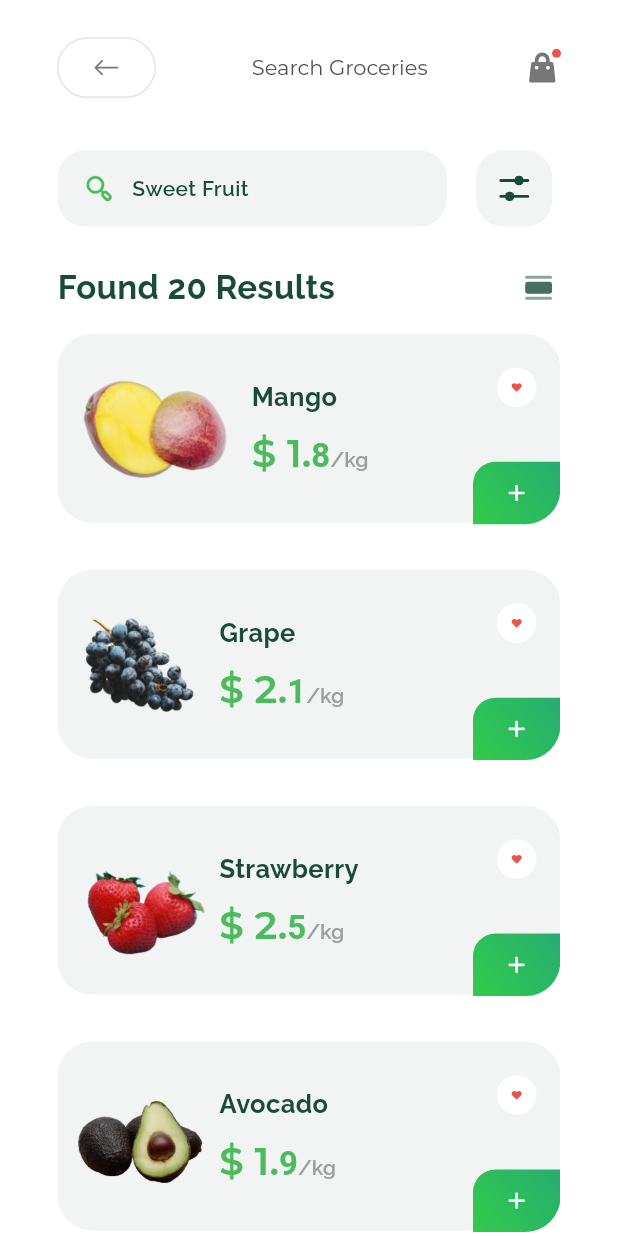
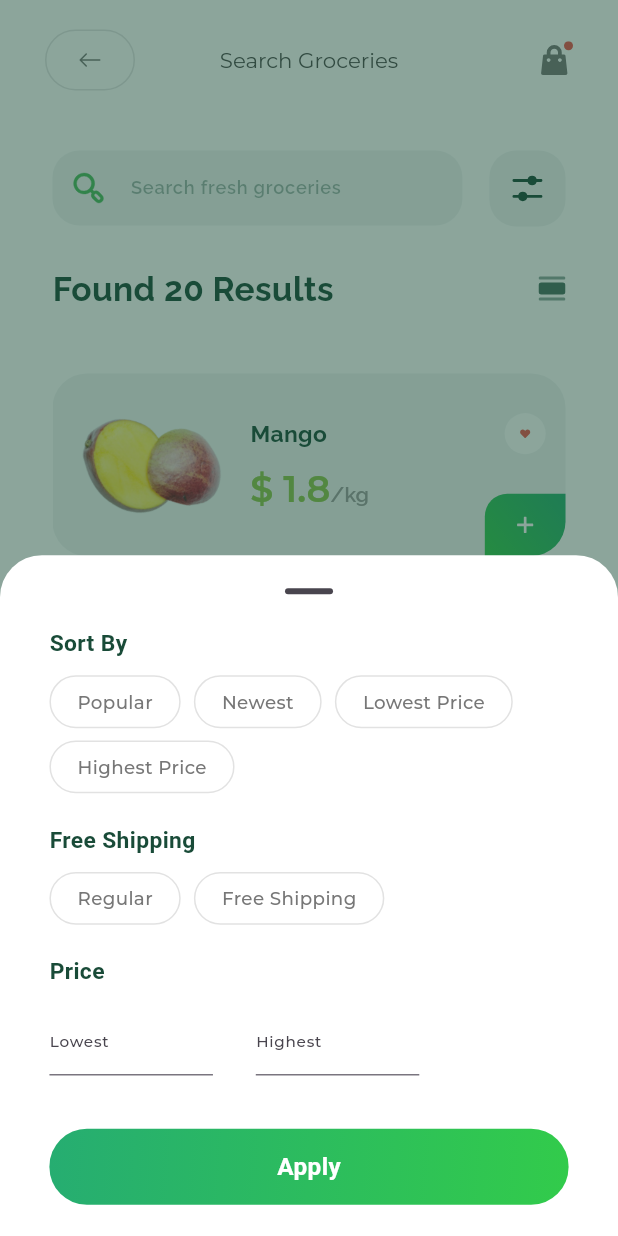
Before and after one commit to ParaDox-PDT/git_tutorial, a Flutter app: the screen it shows after launch, after a tap on an icon or button, on a phone screen of 412 x 824 dp. Run offline on Flutter 3.47's test engine with Material 2 defaults, Android fonts, the phone set to English and light mode, and no system bars; drawn by our look-alikes of zoom_tap_animation; our stand-ins replace flutter_screenutil, flutter_svg.

Commit message:
master brenchga o`zgartirish kiritildi va screen 5 va screen 4 lar birlashtirildi va screen util kutubxonasi orqali app ga responsiv lik berildi

```diff
--- a/lib/screens/screen4/screen4.dart
+++ b/lib/screens/screen4/screen4.dart
@@ -8,14 +8,6 @@ import 'package:git_tutorial/screens/screen4/widgets/wrap.dart';
 import 'package:git_tutorial/utils/colors.dart';
 import 'package:zoom_tap_animation/zoom_tap_animation.dart';
 
-class Screen4 extends StatefulWidget {
-  Screen4({Key? key}) : super(key: key);
-
-  @override
-  State<Screen4> createState() => _Screen4State();
-}
-
-class _Screen4State extends State<Screen4> {
 final List<String> words = [
   'Popular',
   'Newest',
@@ -24,13 +16,7 @@ class _Screen4State extends State<Screen4> {
 ];
 final List<String> shipping = ['Regular', 'Free Shipping'];
 
-  @override
-  Widget build(BuildContext context) {
-    return Scaffold(
-      resizeToAvoidBottomInset: true,
-      body: Center(
-        child: ElevatedButton(
-          onPressed: () {
+void showCustomBottomSheetDialog(BuildContext context) {
   showModalBottomSheet(
       isScrollControlled: true,
       backgroundColor: ColorsApp.white,
@@ -70,6 +56,9 @@ class _Screen4State extends State<Screen4> {
                       ),
                       SizedBox(height: 35.h),
                       ZoomTapAnimation(
+                        onTap: () {
+                          Navigator.pop(context);
+                        },
                         child: Container(
                           width: double.infinity,
                           height: 50.h,
@@ -81,8 +70,7 @@ class _Screen4State extends State<Screen4> {
                                   ColorsApp.c_26AD71,
                                   ColorsApp.c_32CB4B
                                 ],
-                                          transform:
-                                              GradientRotation(pi / 48.58),
+                                transform: GradientRotation(pi / 48.58),
                               )),
                           child: Text(
                             'Apply',
@@ -101,10 +89,4 @@ class _Screen4State extends State<Screen4> {
           },
         );
       });
-          },
-          child: Text('Show bottom sheet'),
-        ),
-      ),
-    );
 }
-}
--- a/lib/screens/screen5/Screen5.dart
+++ b/lib/screens/screen5/Screen5.dart
@@ -1,8 +1,12 @@
 import 'package:flutter/material.dart';
+import 'package:flutter_screenutil/flutter_screenutil.dart';
 import 'package:flutter_svg/flutter_svg.dart';
+import 'package:git_tutorial/repository/fruits.dart';
 import 'package:git_tutorial/repository/repository_screen5.dart';
+import 'package:git_tutorial/screens/screen4/screen4.dart';
 import 'package:git_tutorial/screens/screen5/widgets/appbar_screen5.dart';
 import 'package:git_tutorial/screens/screen5/widgets/my_container.dart';
+import 'package:git_tutorial/utils/colors.dart';
 import 'package:git_tutorial/utils/icons.dart';
 import 'package:zoom_tap_animation/zoom_tap_animation.dart';
 
@@ -16,66 +20,98 @@ class Screen5 extends StatefulWidget {
 class _Screen5State extends State<Screen5> {
   @override
   Widget build(BuildContext context) {
-
-    double width = MediaQuery.of(context).size.width;
-    double height = MediaQuery.of(context).size.height;
     return Scaffold(
-      backgroundColor: Colors.white,
+      backgroundColor: ColorsApp.white,
       appBar: const AppBarScreen5(),
       body: Padding(
-        padding:  EdgeInsets.only(left: 35/375*width,right: 35/375*width,top: 20/812*height,bottom: 1),
+        padding: EdgeInsets.symmetric(horizontal: 35, vertical: 20.h),
         child: Column(
           children: [
             Row(
               children: [
-                ZoomTapAnimation(
-                  onTap: (){},
-                  child: Container(
-                    padding: EdgeInsets.symmetric(horizontal: 16/375*width,vertical: 15/812*height),
-                    width: 236/375*width,
-                    height: 50/812*height,
-                    decoration: BoxDecoration(
-                      borderRadius: BorderRadius.circular(18),
-                      color: const Color(0xFF194B38).withOpacity(.06)
-                    ),
-                    child: Row(
-                      children: [
-                        SvgPicture.asset(IconsApp.search),
-                        SizedBox(width: 11/375*width,),
-                        const Text("Sweet Fruit",style: TextStyle(fontFamily: "Raleway",fontSize: 14,fontWeight: FontWeight.w600,color: Color(0xFF194B38)),)
-                      ],
+                Expanded(
+                  child: SizedBox(
+                    height: 50.h,
+                    child: TextField(
+                      autofocus: false,
+                      style: TextStyle(
+                        fontFamily: "Raleway",
+                        fontWeight: FontWeight.w600,
+                        fontSize: 12.sp,
+                        color: ColorsApp.darkGreen,
+                      ),
+                      decoration: InputDecoration(
+                        filled: true,
+                        fillColor: ColorsApp.darkGreen.withOpacity(.06),
+                        prefixIcon: Container(
+                          padding: EdgeInsets.all(12),
+                          child: SvgPicture.asset(IconsApp.search),
+                        ),
+                        enabledBorder: OutlineInputBorder(
+                          borderSide: BorderSide(style: BorderStyle.none),
+                          borderRadius: BorderRadius.circular(18),
+                        ),
+                        focusedBorder: OutlineInputBorder(
+                          borderSide: BorderSide(style: BorderStyle.none),
+                          borderRadius: BorderRadius.circular(18),
+                        ),
+                        hintText: "Search fresh groceries",
+                        hintStyle: TextStyle(
+                            fontFamily: "Raleway",
+                            fontSize: 12.sp,
+                            fontWeight: FontWeight.w600,
+                            color: ColorsApp.darkGreen.withOpacity(.4)),
+                      ),
                     ),
                   ),
                 ),
-                SizedBox(width: 18/375*width,),
+                SizedBox(
+                  width: 18,
+                ),
                 ZoomTapAnimation(
-                  onTap: (){},
+                  onTap: () {
+                    showCustomBottomSheetDialog(context);
+                  },
                   child: Container(
-                    width: 50/812*height,
-                    height: 50/812*height,
+                    width: 50.h,
+                    height: 50.h,
                     decoration: BoxDecoration(
                       borderRadius: BorderRadius.circular(18),
-                      color: const Color(0xFFF1F4F3),
+                      color: ColorsApp.c_F1F4F3,
                     ),
-                    child: Center(child: SvgPicture.asset(IconsApp.options),),
+                    child: Center(
+                      child: SvgPicture.asset(IconsApp.options),
+                    ),
                   ),
                 )
               ],
             ),
-            SizedBox(height: 25/812*height,),
+            SizedBox(
+              height: 25.h,
+            ),
             Row(
+              mainAxisAlignment: MainAxisAlignment.spaceBetween,
               children: [
-                const Text("Found 20 Results",style: TextStyle(fontFamily: "Raleway",fontSize: 22,fontWeight: FontWeight.w700,color: Color(0xFF194B38)),),
-                const Spacer(),
-                ZoomTapAnimation(onTap: (){},child: SvgPicture.asset(IconsApp.list)),
-                SizedBox(width: 5/375*width,),
+                Text(
+                  "Found 20 Results",
+                  style: TextStyle(
+                    fontFamily: "Raleway",
+                    fontSize: 22.sp,
+                    fontWeight: FontWeight.w700,
+                    color: ColorsApp.darkGreen,
+                  ),
+                ),
+                ZoomTapAnimation(
+                    onTap: () {}, child: SvgPicture.asset(IconsApp.list)),
               ],
             ),
-            Expanded(child: ListView(
+            SizedBox(height: 25.h),
+            Expanded(
+                child: ListView(
               physics: const BouncingScrollPhysics(),
               children: [
-                ...List.generate(RepositoryScreen5.models.length, (index){
-                  return MyContainer(modelScreen5: RepositoryScreen5.models[index]);
+                ...List.generate(RepositoryScreen5.models.length, (index) {
+                  return MyContainer(fruit: FruitRepository.data[index]);
                 })
               ],
             ))
--- a/lib/screens/screen5/widgets/appbar_screen5.dart
+++ b/lib/screens/screen5/widgets/appbar_screen5.dart
@@ -1,45 +1,61 @@
 import 'package:flutter/material.dart';
+import 'package:flutter_screenutil/flutter_screenutil.dart';
 import 'package:flutter_svg/svg.dart';
+import 'package:git_tutorial/utils/colors.dart';
 import 'package:zoom_tap_animation/zoom_tap_animation.dart';
 
 import '../../../utils/icons.dart';
 
-class AppBarScreen5 extends StatelessWidget implements PreferredSize{
+class AppBarScreen5 extends StatelessWidget implements PreferredSize {
   const AppBarScreen5({Key? key}) : super(key: key);
 
   @override
   Widget build(BuildContext context) {
-
-    double width = MediaQuery.of(context).size.width;
-    double height = MediaQuery.of(context).size.height;
-
     return AppBar(
       elevation: 0,
-      toolbarHeight: 80,
-      backgroundColor: Colors.white,
-      title: Padding(
-        padding:  EdgeInsets.only(left: 20/375*width,right: 20/375*width,top: 10/812*height),
-        child: Row(
-          children: [
-            ZoomTapAnimation(
-              onTap: (){},
-              child: Container(
-                width: 60/375*width,
-                height: 40/812*height,
-                decoration: BoxDecoration(
-                  borderRadius: BorderRadius.circular(100),
-                  border: Border.all(color: const Color(0xFF777777).withOpacity(.2),width: 1),
-                ),
-                child: Center(child: SvgPicture.asset(IconsApp.arrowBack),),
+      toolbarHeight: 80.h,
+      automaticallyImplyLeading: true,
+      backgroundColor: ColorsApp.white,
+      centerTitle: true,
+      leadingWidth: 90,
+      leading: Padding(
+        padding: EdgeInsets.only(left: 30),
+        child: Center(
+          child: ZoomTapAnimation(
+            onTap: () {},
+            child: Container(
+              width: 60,
+              height: 40.h,
+              padding: EdgeInsets.symmetric(horizontal: 21, vertical: 11),
+              decoration: BoxDecoration(
+                borderRadius: BorderRadius.circular(100),
+                border: Border.all(
+                    color: ColorsApp.c_777777.withOpacity(.2), width: 1),
+              ),
+              child: Center(
+                child: SvgPicture.asset(IconsApp.arrowBack),
               ),
             ),
-            const Spacer(),
-            const Text("Search Groceries",style: TextStyle(fontFamily: "Montserrat",fontSize: 14,fontWeight: FontWeight.w400,color: Color(0xFF4B4B4B)),),
-            const Spacer(),
-            ZoomTapAnimation(onTap: (){} ,child: SvgPicture.asset(IconsApp.bagActive)),
-          ],
+          ),
         ),
       ),
+      title: Text(
+        "Search Groceries",
+        style: TextStyle(
+            fontFamily: "Montserrat",
+            fontSize: 14.spMax,
+            fontWeight: FontWeight.w400,
+            color: ColorsApp.darkGrey),
+      ),
+      actions: [
+        Padding(
+          padding: EdgeInsets.only(right: 30),
+          child: ZoomTapAnimation(
+            onTap: () {},
+            child: SvgPicture.asset(IconsApp.bagActive),
+          ),
+        )
+      ],
     );
   }
 
@@ -49,5 +65,5 @@ class AppBarScreen5 extends StatelessWidget implements PreferredSize{
 
   @override
   // TODO: implement preferredSize
-  Size get preferredSize =>  const Size(double.infinity, 80);
+  Size get preferredSize => const Size(double.infinity, 80);
 }
--- a/lib/screens/screen5/widgets/my_container.dart
+++ b/lib/screens/screen5/widgets/my_container.dart
@@ -1,13 +1,16 @@
 import 'package:flutter/material.dart';
+import 'package:flutter_screenutil/flutter_screenutil.dart';
 import 'package:flutter_svg/flutter_svg.dart';
-import 'package:git_tutorial/models/model_screen5.dart';
+import 'package:git_tutorial/utils/colors.dart';
 import 'package:git_tutorial/utils/icons.dart';
 import 'package:zoom_tap_animation/zoom_tap_animation.dart';
 
+import '../../../models/fruit.dart';
+
 class MyContainer extends StatefulWidget {
-  const MyContainer({Key? key, required this.modelScreen5}) : super(key: key);
+  const MyContainer({Key? key, required this.fruit}) : super(key: key);
 
-  final ModelScreen5 modelScreen5;
+  final Fruit fruit;
 
   @override
   State<MyContainer> createState() => _MyContainerState();
@@ -18,125 +21,89 @@ class _MyContainerState extends State<MyContainer> {
 
   @override
   Widget build(BuildContext context) {
-    double width = MediaQuery.of(context).size.width;
-    double height = MediaQuery.of(context).size.height;
-
     return Padding(
-      padding: EdgeInsets.symmetric(vertical: 15 / 812 * height),
-      child: Stack(children: [
-        Container(
-          height: check? 127/812*height : 124 / 812 * height,
+      padding: EdgeInsets.symmetric(vertical: 15.h),
+      child: Container(
+        height: 120.h,
         width: double.infinity,
         decoration: BoxDecoration(
           borderRadius: BorderRadius.circular(23),
-            color: const Color(0xFFF1F4F3),
+          color: ColorsApp.c_F1F4F3,
         ),
         child: Row(
+          // crossAxisAlignment: CrossAxisAlignment.center,
           children: [
-              Center(
-                child: Image.asset(widget.modelScreen5.image),
-              ),
             SizedBox(
-                height: 10 / 812 * height,
+              height: 120.w,
+              width: 120.w,
+              child: Image.asset(widget.fruit.url),
             ),
             Column(
               crossAxisAlignment: CrossAxisAlignment.start,
               mainAxisAlignment: MainAxisAlignment.center,
               children: [
                 Text(
-                    widget.modelScreen5.name,
-                    style: const TextStyle(
+                  widget.fruit.name,
+                  style: TextStyle(
                       fontFamily: "Raleway",
-                        fontSize: 17,
+                      fontSize: 15.sp,
                       fontWeight: FontWeight.w700,
                       color: Color(0xFF194B38)),
                 ),
-                  SizedBox(
-                    height: 10 / 812 * height,
-                  ),
+                SizedBox(height: 10.h),
                 RichText(
                   text: TextSpan(
-                      text: widget.modelScreen5.price,
-                      style: const TextStyle(
+                    text: "\$ ${widget.fruit.price}",
+                    style: TextStyle(
                         fontFamily: "Montserrat",
-                          fontSize: 26,
+                        fontSize: 24.sp,
                         fontWeight: FontWeight.w600,
-                          color: Color(0xFF4CBB5E)),
+                        color: Colors.lightGreen),
                     children: <TextSpan>[
                       TextSpan(
-                            text: widget.modelScreen5.priceResidual,
-                            style: const TextStyle(
-                                fontSize: 22,
-                                fontWeight: FontWeight.w600,
-                                color: Color(0xFF4CBB5E))),
-                        const TextSpan(
                           text: "/kg",
                           style: TextStyle(
                               fontFamily: "Raleway",
-                                fontSize: 14,
+                              fontSize: 14.sp,
                               fontWeight: FontWeight.w600,
-                                color: Color(0xFF9C9C9C))),
+                              color: ColorsApp.mediumLightGrey)),
                     ],
                   ),
                 )
               ],
             ),
-            ],
-          ),
-        ),
-        Align(
-          alignment: Alignment.bottomRight,
-          child: Column(
+            Spacer(),
+            Column(
+              mainAxisAlignment: MainAxisAlignment.spaceBetween,
               children: [
-              SizedBox(
-                height: 22 / 812 * height,
-              ),
+                Spacer(),
                 ZoomTapAnimation(
                     onTap: () {
                       setState(() {
                         check = !check;
                       });
                     },
-                child:check? Container(
-                  width: 27/375*width,
-                  height: 27/375*width,
-                  decoration: const BoxDecoration(
-                    shape: BoxShape.circle,
-                    color: Color(0xFFF1F4F3),
-                  ),
                     child: Container(
-                    width: 24 / 375 * width,
-                    height: 24 / 375 * width,
+                      width: 27.h,
+                      height: 27.h,
                       decoration: BoxDecoration(
                         shape: BoxShape.circle,
-                      color: Colors.red,
-                      border: Border.all(color: const Color(0xFFEC534A).withOpacity(.3))
+                        color: check ? ColorsApp.lightRed : ColorsApp.white,
                       ),
                       child: Center(
-                      child: SvgPicture.asset("assets/svg/on_like.svg"),
+                        child: SvgPicture.asset(
+                          check ? IconsApp.like : IconsApp.dislike,
+                          fit: BoxFit.fill,
                         ),
                       ),
-                ) :
-                Container(
-                  width: 24 / 375 * width,
-                  height: 24 / 375 * width,
-                  decoration: BoxDecoration(
-                    shape: BoxShape.circle,
-                    color: check ? Colors.red : Colors.white,
-                  ),
-                  child: Center(
-                    child: SvgPicture.asset("assets/svg/off_like.svg"),
-                  ),
-                ),
-              ),
-              SizedBox(
-                height: 36 / 812 * height,
-              ),
+                    )),
+                Spacer(),
                 ZoomTapAnimation(
                   onTap: () {},
                   child: Container(
-                  width: 53 / 375 * width,
-                  height: 41 / 812 * height,
+                    // alignment: Alignment.bottomCenter,
+                    width: 53.h,
+                    height: 41.h,
                     decoration: const BoxDecoration(
                       borderRadius: BorderRadius.only(
                           topLeft: Radius.circular(15),
@@ -145,8 +112,8 @@ class _MyContainerState extends State<MyContainer> {
                         begin: Alignment.topRight,
                         end: Alignment.bottomLeft,
                         colors: [
-                        Color(0xFF26AD71),
-                        Color(0xFF32CB4B),
+                          ColorsApp.c_26AD71,
+                          ColorsApp.c_32CB4B,
                         ],
                       ),
                     ),
@@ -156,9 +123,10 @@ class _MyContainerState extends State<MyContainer> {
                   ),
                 )
               ],
+            )
+          ],
         ),
-        )
-      ]),
+      ),
     );
   }
 }
--- a/lib/utils/colors.dart
+++ b/lib/utils/colors.dart
@@ -22,4 +22,5 @@ class ColorsApp {
   static const Color c_777777 = Color(0xFF777777);
   static const Color c_26AD71 = Color(0xFF26AD71);
   static const Color c_32CB4B = Color(0xFF32CB4B);
+  static const Color c_F1F4F3 = Color(0xFFF1F4F3);
 }
--- a/lib/utils/icons.dart
+++ b/lib/utils/icons.dart
@@ -8,6 +8,8 @@ class IconsApp {
   static const options = 'assets/svg/options.svg';
   static const plus = 'assets/svg/plus.svg';
   static const search = 'assets/svg/search.svg';
+  static const dislike = 'assets/svg/off_like.svg';
+  static const like = 'assets/svg/on_like.svg';
 
   // png
   static const avacado = 'assets/images/avacado.png';
```
Lines whose indentation alone changed are shown as unchanged.
